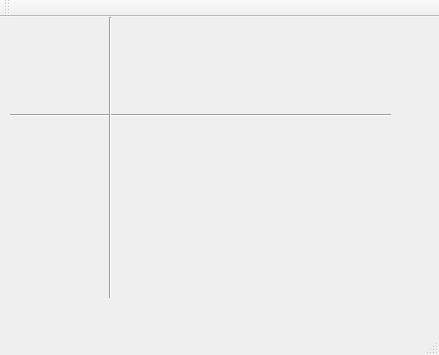
Old version of the form mainwindow.ui in the repository andersondias/sudokuqt.
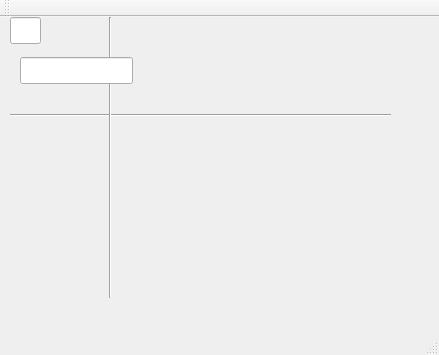
New version of the form.

The edit to the form file:
```diff
--- a/mainwindow.ui
+++ b/mainwindow.ui
@@ -40,6 +40,29 @@
      <enum>Qt::Vertical</enum>
     </property>
    </widget>
+   <widget class="QLineEdit" name="lineEdit">
+    <property name="geometry">
+     <rect>
+      <x>10</x>
+      <y>0</y>
+      <width>31</width>
+      <height>27</height>
+     </rect>
+    </property>
+    <property name="maxLength">
+     <number>1</number>
+    </property>
+   </widget>
+   <widget class="QLineEdit" name="lineEdit_2">
+    <property name="geometry">
+     <rect>
+      <x>20</x>
+      <y>40</y>
+      <width>113</width>
+      <height>27</height>
+     </rect>
+    </property>
+   </widget>
   </widget>
   <widget class="QMenuBar" name="menuBar">
    <property name="geometry">
```
